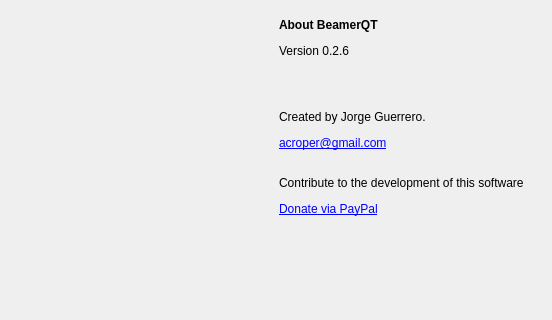
Before: the Qt Designer form gui/About.ui in acroper/BeamerQt, drawn with Qt 5; both pictures show x 0 to 552 and y 0 to 320 of the 552 by 642 pixel window.
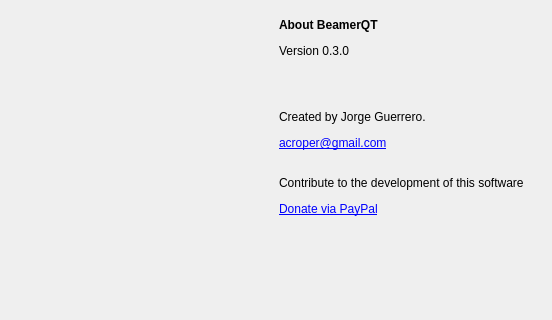
After: the same form once the commit is applied. Icons and pictures are not drawn.

```diff
--- a/gui/About.ui
+++ b/gui/About.ui
@@ -41,7 +41,7 @@
        <item>
         <widget class="QLabel" name="label_2">
          <property name="text">
-          <string>&lt;html&gt;&lt;head/&gt;&lt;body&gt;&lt;p&gt;&lt;span style=&quot; font-weight:600;&quot;&gt;About BeamerQT&lt;/span&gt;&lt;/p&gt;&lt;p&gt;Version 0.2.6&lt;/p&gt;&lt;p&gt;&lt;br/&gt;&lt;/p&gt;&lt;p&gt;Created by Jorge Guerrero.&lt;/p&gt;&lt;p&gt;&lt;a href=&quot;mailto:acroper@gmail.com&quot;&gt;&lt;span style=&quot; text-decoration: underline; color:#0000ff;&quot;&gt;acroper@gmail.com&lt;/span&gt;&lt;/a&gt;&lt;/p&gt;&lt;p&gt;&lt;br/&gt;Contribute to the development of this software&lt;/p&gt;&lt;p&gt;&lt;a href=&quot;https://www.paypal.com/donate/?business=2PP5H8Z8L5E8E&amp;amp;no_recurring=0&amp;amp;item_name=Support+the+development+of+BeamerQT&amp;amp;currency_code=USD&quot;&gt;&lt;span style=&quot; text-decoration: underline; color:#0000ff;&quot;&gt;Donate via PayPal&lt;/span&gt;&lt;/a&gt;&lt;/p&gt;&lt;p&gt;&lt;br/&gt;&lt;/p&gt;&lt;p&gt;&lt;br/&gt;&lt;/p&gt;&lt;/body&gt;&lt;/html&gt;</string>
+          <string>&lt;html&gt;&lt;head/&gt;&lt;body&gt;&lt;p&gt;&lt;span style=&quot; font-weight:600;&quot;&gt;About BeamerQT&lt;/span&gt;&lt;/p&gt;&lt;p&gt;Version 0.3.0&lt;/p&gt;&lt;p&gt;&lt;br/&gt;&lt;/p&gt;&lt;p&gt;Created by Jorge Guerrero.&lt;/p&gt;&lt;p&gt;&lt;a href=&quot;mailto:acroper@gmail.com&quot;&gt;&lt;span style=&quot; text-decoration: underline; color:#0000ff;&quot;&gt;acroper@gmail.com&lt;/span&gt;&lt;/a&gt;&lt;/p&gt;&lt;p&gt;&lt;br/&gt;Contribute to the development of this software&lt;/p&gt;&lt;p&gt;&lt;a href=&quot;https://www.paypal.com/donate/?business=2PP5H8Z8L5E8E&amp;amp;no_recurring=0&amp;amp;item_name=Support+the+development+of+BeamerQT&amp;amp;currency_code=USD&quot;&gt;&lt;span style=&quot; text-decoration: underline; color:#0000ff;&quot;&gt;Donate via PayPal&lt;/span&gt;&lt;/a&gt;&lt;/p&gt;&lt;p&gt;&lt;br/&gt;&lt;/p&gt;&lt;p&gt;&lt;br/&gt;&lt;/p&gt;&lt;/body&gt;&lt;/html&gt;</string>
          </property>
          <property name="textFormat">
           <enum>Qt::RichText</enum>
```
Left out of the diff: 10 changed lines with no effect on the pictures.
